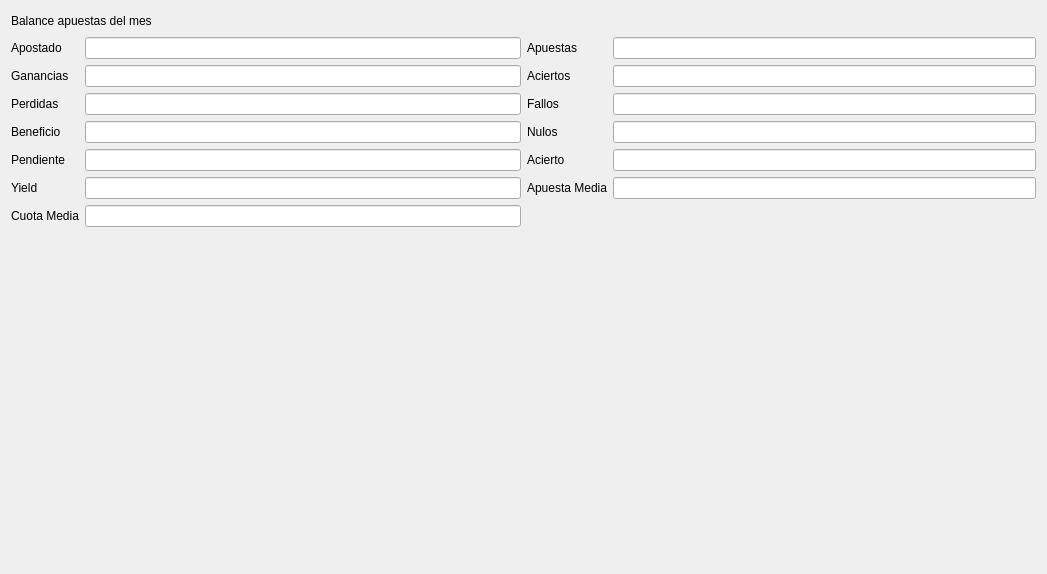
Above: ui/stats.ui from soker90/betcon before the change. Below: the same form after it.
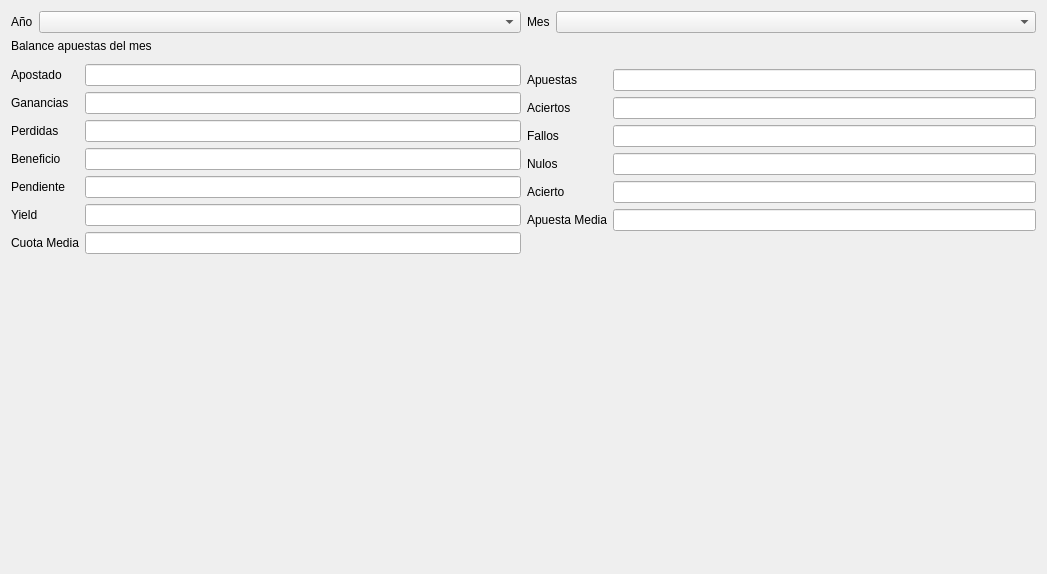
That is the form after the change.

Commit message: 1. Added general stats for months

```diff
--- a/ui/stats.ui
+++ b/ui/stats.ui
@@ -13,8 +13,22 @@
   <property name="windowTitle">
    <string>Form</string>
   </property>
-  <layout class="QVBoxLayout" name="verticalLayout">
+  <layout class="QVBoxLayout" name="verticalLayout_2">
    <item>
+    <layout class="QHBoxLayout" name="horizontalLayout_2">
+     <item>
+      <layout class="QFormLayout" name="formLayout_4">
+       <item row="0" column="0">
+        <widget class="QLabel" name="label">
+         <property name="text">
+          <string>Año</string>
+         </property>
+        </widget>
+       </item>
+       <item row="0" column="1">
+        <widget class="QComboBox" name="cmbYear"/>
+       </item>
+       <item row="1" column="0" colspan="2">
     <widget class="QLabel" name="label_3">
      <property name="maximumSize">
       <size>
@@ -27,10 +41,11 @@
      </property>
     </widget>
    </item>
-   <item>
-    <layout class="QHBoxLayout" name="horizontalLayout_3">
-     <item>
+       <item row="2" column="0" colspan="2">
       <layout class="QFormLayout" name="formLayout_5">
+         <property name="topMargin">
+          <number>5</number>
+         </property>
        <item row="0" column="0">
         <widget class="QLabel" name="label_9">
          <property name="text">
@@ -115,9 +130,6 @@
          </property>
         </widget>
        </item>
-       <item row="6" column="1">
-        <widget class="QLineEdit" name="txtCuota"/>
-       </item>
        <item row="6" column="0">
         <widget class="QLabel" name="label_19">
          <property name="text">
@@ -125,10 +137,30 @@
          </property>
         </widget>
        </item>
+         <item row="6" column="1">
+          <widget class="QLineEdit" name="txtCuota"/>
+         </item>
+        </layout>
+       </item>
       </layout>
      </item>
      <item>
+      <layout class="QFormLayout" name="formLayout_2">
+       <item row="0" column="0">
+        <widget class="QLabel" name="label_2">
+         <property name="text">
+          <string>Mes</string>
+         </property>
+        </widget>
+       </item>
+       <item row="0" column="1">
+        <widget class="QComboBox" name="cmbMonth"/>
+       </item>
+       <item row="1" column="0" colspan="2">
       <layout class="QFormLayout" name="formLayout_3">
+         <property name="topMargin">
+          <number>30</number>
+         </property>
        <item row="0" column="0">
         <widget class="QLabel" name="label_10">
          <property name="text">
@@ -218,8 +250,13 @@
     </layout>
    </item>
   </layout>
-  <zorder>label_3</zorder>
+   </item>
+   <item>
+    <layout class="QHBoxLayout" name="horizontalLayout_3"/>
+   </item>
+  </layout>
   <zorder></zorder>
+  <zorder>layoutWidget</zorder>
  </widget>
  <resources/>
  <connections/>
```
Lines whose indentation alone changed are shown as unchanged. The commit also changes 5 other files.
